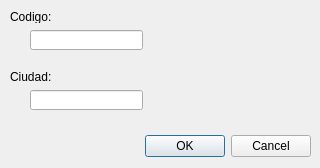
First picture: the form in newairportdialog.ui, repository jcespinoza/JCAirlines, before the edit.
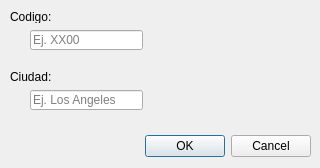
Second picture: the form after the edit.

```diff
--- a/newairportdialog.ui
+++ b/newairportdialog.ui
@@ -41,6 +41,9 @@
    <property name="inputMask">
     <string/>
    </property>
+   <property name="placeholderText">
+    <string>Ej. XX00</string>
+   </property>
   </widget>
   <widget class="QLineEdit" name="leCity">
    <property name="geometry">
@@ -51,6 +54,9 @@
      <height>20</height>
     </rect>
    </property>
+   <property name="placeholderText">
+    <string>Ej. Los Angeles</string>
+   </property>
   </widget>
   <widget class="QLabel" name="label">
    <property name="geometry">
```
